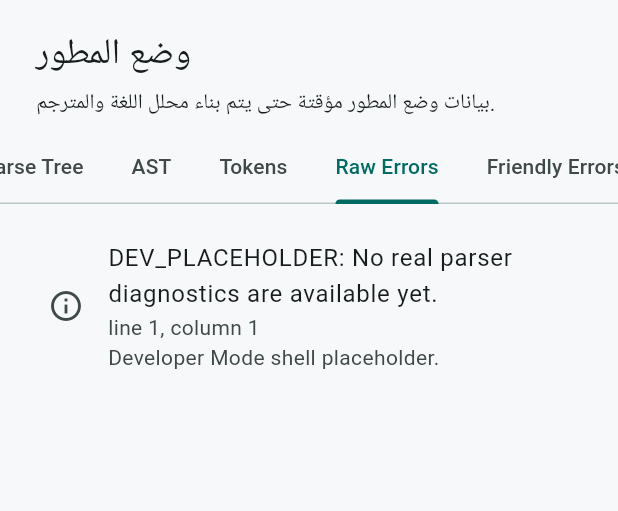
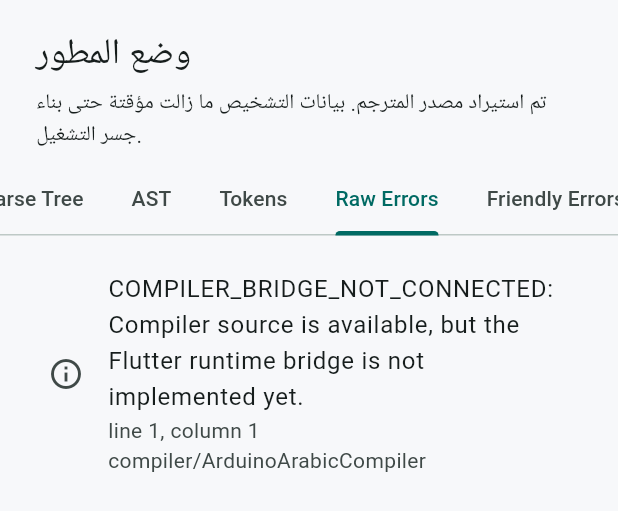
Before and after one commit to saeed-33/arabic_arduino_ide, a Flutter app: the DeveloperModePage widget shown alone on an empty page, opened directly, tab 4 chosen, on a phone screen of 412 x 824 dp. Shown: the top 511 px of the screen. Run offline on Flutter 3.47's test engine with Material 3 defaults, Android fonts, the phone set to English and light mode, and no system bars; missing offline and left inert: file_selector; Roboto replaces fonts that are missing (Segoe UI); statements that could not run were skipped.

Commit message:
step 10: add compiler source and diagnostics adapter

```diff
--- /dev/null
+++ b/IDE/lib/features/developer_mode/application/compiler_diagnostics_adapter.dart
@@ -0,0 +1,125 @@
+import '../domain/ast_node_info.dart';
+import '../domain/build_stage_info.dart';
+import '../domain/compiler_diagnostics_snapshot.dart';
+import '../domain/parse_tree_node_info.dart';
+import '../domain/raw_diagnostic.dart';
+import '../domain/token_info.dart';
+
+abstract class CompilerDiagnosticsAdapter {
+  String get compilerName;
+  String get compilerSourcePath;
+  String get runtimeNote;
+
+  Future<CompilerDiagnosticsSnapshot> analyze(String source);
+}
+
+class MockCompilerDiagnosticsAdapter implements CompilerDiagnosticsAdapter {
+  const MockCompilerDiagnosticsAdapter();
+
+  @override
+  String get compilerName => 'ArduinoArabicCompiler';
+
+  @override
+  String get compilerSourcePath => 'compiler/ArduinoArabicCompiler';
+
+  @override
+  String get runtimeNote =>
+      'ANTLR/Python compiler source imported; runtime bridge is not connected yet.';
+
+  @override
+  Future<CompilerDiagnosticsSnapshot> analyze(String source) async {
+    return const CompilerDiagnosticsSnapshot(
+      statusMessage:
+          'تم استيراد مصدر المترجم. بيانات التشخيص ما زالت مؤقتة حتى بناء جسر التشغيل.',
+      parseTreeRoot: ParseTreeNodeInfo(
+        rule: 'program',
+        text: 'ابدأ ... نهاية',
+        line: 1,
+        column: 1,
+        children: [
+          ParseTreeNodeInfo(
+            rule: 'setup_block',
+            text: 'ابدأ اجعل المنفذ 13 مخرج',
+            line: 1,
+            column: 1,
+            children: [
+              ParseTreeNodeInfo(
+                rule: 'START_KEYWORD',
+                text: 'ابدأ',
+                line: 1,
+                column: 1,
+              ),
+              ParseTreeNodeInfo(
+                rule: 'pin_mode_statement',
+                text: 'اجعل المنفذ 13 مخرج',
+                line: 2,
+                column: 3,
+              ),
+            ],
+          ),
+          ParseTreeNodeInfo(
+            rule: 'loop_block',
+            text: 'كرر دائما ...',
+            line: 4,
+            column: 1,
+          ),
+        ],
+      ),
+      astRoot: AstNodeInfo(
+        type: 'Program',
+        value: 'برنامج',
+        line: 1,
+        column: 1,
+        children: [
+          AstNodeInfo(type: 'SetupBlock', value: 'ابدأ', line: 1, column: 1),
+          AstNodeInfo(
+            type: 'LoopBlock',
+            value: 'كرر دائما',
+            line: 4,
+            column: 1,
+          ),
+        ],
+      ),
+      tokens: [
+        TokenInfo(type: 'KeywordStart', lexeme: 'ابدأ', line: 1, column: 1),
+        TokenInfo(type: 'KeywordMake', lexeme: 'اجعل', line: 2, column: 3),
+        TokenInfo(type: 'Identifier', lexeme: 'المنفذ', line: 2, column: 8),
+        TokenInfo(type: 'Number', lexeme: '13', line: 2, column: 15),
+      ],
+      rawDiagnostics: [
+        RawDiagnostic(
+          code: 'COMPILER_BRIDGE_NOT_CONNECTED',
+          message:
+              'Compiler source is available, but the Flutter runtime bridge is not implemented yet.',
+          severity: DiagnosticSeverity.info,
+          line: 1,
+          column: 1,
+          context: 'compiler/ArduinoArabicCompiler',
+        ),
+      ],
+      generatedCodeLines: [
+        '// Compiler adapter placeholder',
+        '// Real generated Arduino/C++ will come from ArduinoArabicCompiler.',
+      ],
+      buildStages: [
+        BuildStageInfo(
+          name: 'Compiler source import',
+          status: BuildStageStatus.ready,
+          durationLabel: '--',
+          details: 'تم استيراد ملفات ANTLR و requirements.txt.',
+        ),
+        BuildStageInfo(
+          name: 'Runtime bridge',
+          status: BuildStageStatus.blocked,
+          durationLabel: '--',
+          details: 'لم يتم ربط Python/ANTLR مع تطبيق Flutter بعد.',
+        ),
+      ],
+      internalLogs: [
+        '[dev] Compiler source path: compiler/ArduinoArabicCompiler',
+        '[dev] Adapter: MockCompilerDiagnosticsAdapter',
+        '[dev] Runtime bridge pending.',
+      ],
+    );
+  }
+}
--- a/IDE/lib/features/developer_mode/application/developer_diagnostics_controller.dart
+++ b/IDE/lib/features/developer_mode/application/developer_diagnostics_controller.dart
@@ -2,200 +2,55 @@ import 'package:flutter/foundation.dart';
 
 import '../domain/ast_node_info.dart';
 import '../domain/build_stage_info.dart';
+import '../domain/compiler_diagnostics_snapshot.dart';
 import '../domain/parse_tree_node_info.dart';
 import '../domain/raw_diagnostic.dart';
 import '../domain/token_info.dart';
+import 'compiler_diagnostics_adapter.dart';
 
 class DeveloperDiagnosticsController extends ChangeNotifier {
-  String get statusMessage =>
-      'بيانات وضع المطور مؤقتة حتى يتم بناء محلل اللغة والمترجم.';
+  DeveloperDiagnosticsController({CompilerDiagnosticsAdapter? compilerAdapter})
+    : _compilerAdapter =
+          compilerAdapter ?? const MockCompilerDiagnosticsAdapter() {
+    _snapshot = _emptySnapshot();
+    analyze('');
+  }
 
-  AstNodeInfo get astRoot => const AstNodeInfo(
-    type: 'Program',
-    value: 'برنامج',
-    line: 1,
-    column: 1,
-    children: [
-      AstNodeInfo(
-        type: 'SetupBlock',
-        value: 'ابدأ',
+  final CompilerDiagnosticsAdapter _compilerAdapter;
+  late CompilerDiagnosticsSnapshot _snapshot;
+
+  String get compilerName => _compilerAdapter.compilerName;
+  String get compilerSourcePath => _compilerAdapter.compilerSourcePath;
+  String get runtimeNote => _compilerAdapter.runtimeNote;
+  String get statusMessage => _snapshot.statusMessage;
+  ParseTreeNodeInfo get parseTreeRoot => _snapshot.parseTreeRoot;
+  AstNodeInfo get astRoot => _snapshot.astRoot;
+  List<TokenInfo> get tokens => _snapshot.tokens;
+  List<RawDiagnostic> get rawDiagnostics => _snapshot.rawDiagnostics;
+  List<String> get generatedCodeLines => _snapshot.generatedCodeLines;
+  List<BuildStageInfo> get buildStages => _snapshot.buildStages;
+  List<String> get internalLogs => _snapshot.internalLogs;
+
+  Future<void> analyze(String source) async {
+    _snapshot = await _compilerAdapter.analyze(source);
+    notifyListeners();
+  }
+
+  CompilerDiagnosticsSnapshot _emptySnapshot() {
+    return const CompilerDiagnosticsSnapshot(
+      statusMessage: 'جاري تجهيز تشخيصات المترجم...',
+      parseTreeRoot: ParseTreeNodeInfo(
+        rule: 'empty',
+        text: '',
         line: 1,
         column: 1,
-        children: [
-          AstNodeInfo(
-            type: 'PinModeStatement',
-            value: 'اجعل المنفذ 13 مخرج',
-            line: 2,
-            column: 3,
-          ),
-        ],
       ),
-      AstNodeInfo(
-        type: 'LoopBlock',
-        value: 'كرر دائما',
-        line: 4,
-        column: 1,
-        children: [
-          AstNodeInfo(
-            type: 'DigitalWriteStatement',
-            value: 'شغّل المنفذ 13',
-            line: 5,
-            column: 3,
-          ),
-          AstNodeInfo(
-            type: 'DelayStatement',
-            value: 'انتظر 1000',
-            line: 6,
-            column: 3,
-          ),
-        ],
-      ),
-    ],
-  );
-
-  ParseTreeNodeInfo get parseTreeRoot => const ParseTreeNodeInfo(
-    rule: 'program',
-    text: 'ابدأ ... نهاية',
-    line: 1,
-    column: 1,
-    children: [
-      ParseTreeNodeInfo(
-        rule: 'setup_block',
-        text: 'ابدأ اجعل المنفذ 13 مخرج',
-        line: 1,
-        column: 1,
-        children: [
-          ParseTreeNodeInfo(
-            rule: 'START_KEYWORD',
-            text: 'ابدأ',
-            line: 1,
-            column: 1,
-          ),
-          ParseTreeNodeInfo(
-            rule: 'pin_mode_statement',
-            text: 'اجعل المنفذ 13 مخرج',
-            line: 2,
-            column: 3,
-            children: [
-              ParseTreeNodeInfo(
-                rule: 'MAKE_KEYWORD',
-                text: 'اجعل',
-                line: 2,
-                column: 3,
-              ),
-              ParseTreeNodeInfo(
-                rule: 'PIN_IDENTIFIER',
-                text: 'المنفذ',
-                line: 2,
-                column: 8,
-              ),
-              ParseTreeNodeInfo(
-                rule: 'NUMBER',
-                text: '13',
-                line: 2,
-                column: 15,
-              ),
-              ParseTreeNodeInfo(
-                rule: 'OUTPUT_KEYWORD',
-                text: 'مخرج',
-                line: 2,
-                column: 18,
-              ),
-            ],
-          ),
-        ],
-      ),
-      ParseTreeNodeInfo(
-        rule: 'loop_block',
-        text: 'كرر دائما ...',
-        line: 4,
-        column: 1,
-        children: [
-          ParseTreeNodeInfo(
-            rule: 'REPEAT_KEYWORD',
-            text: 'كرر',
-            line: 4,
-            column: 1,
-          ),
-          ParseTreeNodeInfo(
-            rule: 'FOREVER_KEYWORD',
-            text: 'دائما',
-            line: 4,
-            column: 5,
-          ),
-          ParseTreeNodeInfo(
-            rule: 'digital_write_statement',
-            text: 'شغّل المنفذ 13',
-            line: 5,
-            column: 3,
-          ),
-          ParseTreeNodeInfo(
-            rule: 'delay_statement',
-            text: 'انتظر 1000',
-            line: 6,
-            column: 3,
-          ),
-        ],
-      ),
-      ParseTreeNodeInfo(rule: 'END_KEYWORD', text: 'نهاية', line: 9, column: 1),
-    ],
-  );
-
-  List<TokenInfo> get tokens => const [
-    TokenInfo(type: 'KeywordStart', lexeme: 'ابدأ', line: 1, column: 1),
-    TokenInfo(type: 'KeywordMake', lexeme: 'اجعل', line: 2, column: 3),
-    TokenInfo(type: 'Identifier', lexeme: 'المنفذ', line: 2, column: 8),
-    TokenInfo(type: 'Number', lexeme: '13', line: 2, column: 15),
-    TokenInfo(type: 'KeywordOutput', lexeme: 'مخرج', line: 2, column: 18),
-  ];
-
-  List<RawDiagnostic> get rawDiagnostics => const [
-    RawDiagnostic(
-      code: 'DEV_PLACEHOLDER',
-      message: 'No real parser diagnostics are available yet.',
-      severity: DiagnosticSeverity.info,
-      line: 1,
-      column: 1,
-      context: 'Developer Mode shell placeholder.',
-    ),
-  ];
-
-  List<String> get generatedCodeLines => const [
-    '// Generated Arduino/C++ preview placeholder',
-    'void setup() {',
-    '  pinMode(13, OUTPUT);',
-    '}',
-    '',
-    'void loop() {',
-    '  digitalWrite(13, HIGH);',
-    '  delay(1000);',
-    '}',
-  ];
-
-  List<BuildStageInfo> get buildStages => const [
-    BuildStageInfo(
-      name: 'Lexing',
-      status: BuildStageStatus.ready,
-      durationLabel: '--',
-      details: 'سيتم استخراج الرموز من الكود العربي لاحقا.',
-    ),
-    BuildStageInfo(
-      name: 'Parsing',
-      status: BuildStageStatus.waiting,
-      durationLabel: '--',
-      details: 'سيتم بناء AST بعد تعريف قواعد اللغة.',
-    ),
-    BuildStageInfo(
-      name: 'Code generation',
-      status: BuildStageStatus.blocked,
-      durationLabel: '--',
-      details: 'ينتظر AST والتحليل الدلالي.',
-    ),
-  ];
-
-  List<String> get internalLogs => const [
-    '[dev] Developer diagnostics shell initialized.',
-    '[dev] Parser service is not connected yet.',
-    '[dev] Compiler pipeline is not connected yet.',
-  ];
+      astRoot: AstNodeInfo(type: 'Empty', value: '', line: 1, column: 1),
+      tokens: [],
+      rawDiagnostics: [],
+      generatedCodeLines: [],
+      buildStages: [],
+      internalLogs: [],
+    );
+  }
 }
--- a/IDE/lib/features/developer_mode/developer_mode_page.dart
+++ b/IDE/lib/features/developer_mode/developer_mode_page.dart
@@ -32,6 +32,9 @@ class _DeveloperModePageState extends State<DeveloperModePage> {
 
   @override
   Widget build(BuildContext context) {
+    return AnimatedBuilder(
+      animation: _controller,
+      builder: (context, child) {
         return DefaultTabController(
           length: 9,
           child: Column(
@@ -72,16 +75,25 @@ class _DeveloperModePageState extends State<DeveloperModePage> {
                     _AstPanel(root: _controller.astRoot),
                     _TokensPanel(tokens: _controller.tokens),
                     _RawErrorsPanel(diagnostics: _controller.rawDiagnostics),
-                _FriendlyErrorsPanel(diagnostics: _controller.rawDiagnostics),
+                    _FriendlyErrorsPanel(
+                      diagnostics: _controller.rawDiagnostics,
+                    ),
                     _GeneratedCodePanel(lines: _controller.generatedCodeLines),
                     _PipelinePanel(stages: _controller.buildStages),
                     _InternalLogsPanel(logs: _controller.internalLogs),
-                _EnvironmentPanel(settings: IdeSettings.initial()),
+                    _EnvironmentPanel(
+                      settings: IdeSettings.initial(),
+                      compilerName: _controller.compilerName,
+                      compilerSourcePath: _controller.compilerSourcePath,
+                      runtimeNote: _controller.runtimeNote,
+                    ),
                   ],
                 ),
               ),
             ],
           ),
+        );
+      },
     );
   }
 }
@@ -343,9 +355,17 @@ class _InternalLogsPanel extends StatelessWidget {
 }
 
 class _EnvironmentPanel extends StatelessWidget {
-  const _EnvironmentPanel({required this.settings});
+  const _EnvironmentPanel({
+    required this.settings,
+    required this.compilerName,
+    required this.compilerSourcePath,
+    required this.runtimeNote,
+  });
 
   final IdeSettings settings;
+  final String compilerName;
+  final String compilerSourcePath;
+  final String runtimeNote;
 
   @override
   Widget build(BuildContext context) {
@@ -361,6 +381,9 @@ class _EnvironmentPanel extends StatelessWidget {
           ? 'غير محدد'
           : settings.librariesServerUrl,
       'Compiler': 'غير متصل',
+      'Compiler name': compilerName,
+      'Compiler source': compilerSourcePath,
+      'Compiler runtime': runtimeNote,
       'Parser': 'غير متصل',
     };
 
--- /dev/null
+++ b/IDE/lib/features/developer_mode/domain/compiler_diagnostics_snapshot.dart
@@ -0,0 +1,27 @@
+import 'ast_node_info.dart';
+import 'build_stage_info.dart';
+import 'parse_tree_node_info.dart';
+import 'raw_diagnostic.dart';
+import 'token_info.dart';
+
+class CompilerDiagnosticsSnapshot {
+  const CompilerDiagnosticsSnapshot({
+    required this.statusMessage,
+    required this.parseTreeRoot,
+    required this.astRoot,
+    required this.tokens,
+    required this.rawDiagnostics,
+    required this.generatedCodeLines,
+    required this.buildStages,
+    required this.internalLogs,
+  });
+
+  final String statusMessage;
+  final ParseTreeNodeInfo parseTreeRoot;
+  final AstNodeInfo astRoot;
+  final List<TokenInfo> tokens;
+  final List<RawDiagnostic> rawDiagnostics;
+  final List<String> generatedCodeLines;
+  final List<BuildStageInfo> buildStages;
+  final List<String> internalLogs;
+}
--- a/IDE/lib/features/help/help_page.dart
+++ b/IDE/lib/features/help/help_page.dart
@@ -50,6 +50,11 @@ class HelpPage extends StatelessWidget {
               'يوفر واجهة تشخيصية للمطورين تحتوي على Parse Tree، AST، الرموز، الأخطاء الخام، الكود المولد، وخطوات البناء كبيانات مؤقتة.',
         ),
         const _HelpItem(
+          title: 'المترجم',
+          body:
+              'تمت إضافة مصدر المترجم إلى المشروع، لكن تشغيله من داخل التطبيق يحتاج إلى جسر تشغيل في خطوة لاحقة.',
+        ),
+        const _HelpItem(
           title: 'وضع التعلم',
           body:
               'واجهة بلوكات للأطفال والمبتدئين، وستأتي بعد إكمال وضع المحترف.',
--- /dev/null
+++ b/compiler/ArduinoArabicCompiler/requirements.txt
@@ -0,0 +1,2 @@
+antlr4-python3-runtime==4.13.2
+llvmlite==0.47.0
```
Also changed, not shown: compiler/ArduinoArabicCompiler/test.txt (added, +24 -0 lines), compiler/ArduinoArabicCompiler/parse tree.png (added), 7 other files. Lines whose indentation alone changed are shown as unchanged.
